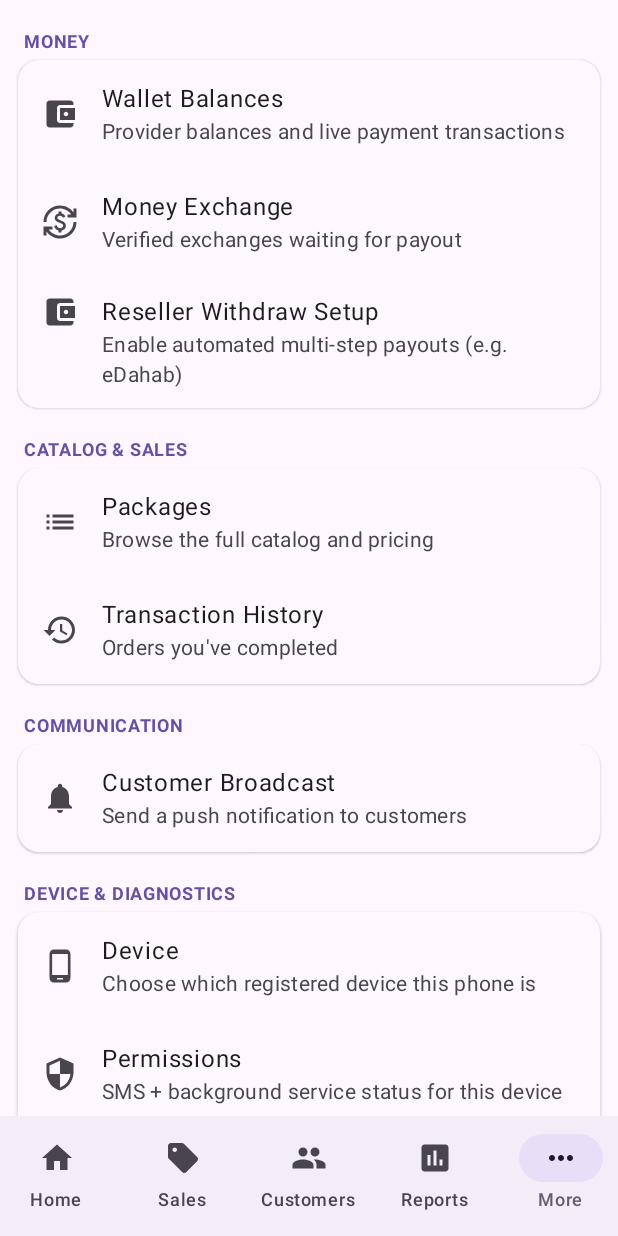
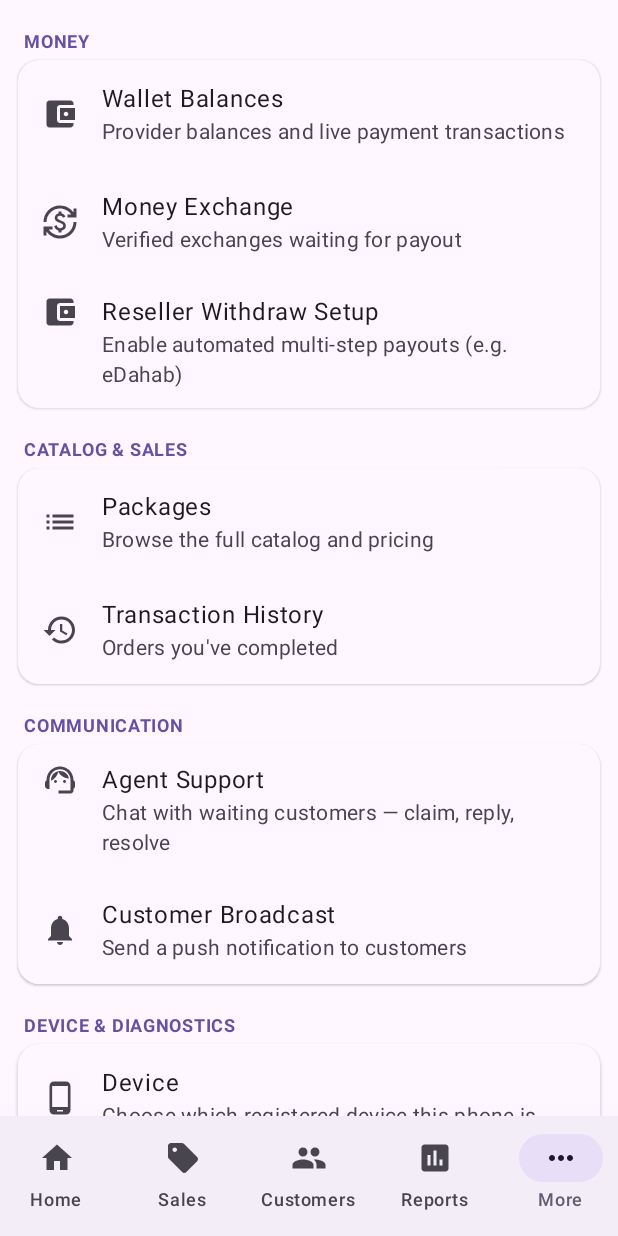
Before and after one commit to waaproltd-spec/Dalab-internet, an Android app built with Jetpack Compose: the composable AgentHome shown on its own in the app's theme, item 5 of the bottom bar chosen, on a phone screen of 412 x 824 dp. Run offline under Robolectric (Android 15) with nearby library versions, the phone set to English and light mode, and no system bars; libraries missing offline, so code that uses them is left out: okhttp3.sse; network calls fail; 7 statements that could not run were skipped.

Commit message:
Add Agent Support to the Agent App (Home, More, live chat)
Build #167 shipped the Agent Support queue backend + Admin Dashboard
panel with no agent-facing entry point in the native app at all --
not on Home, Notifications, or More. Adds a full agent-side
experience reusing the exact same /agent/support/* routes and SSE
stream (agent/orders/stream via AgentEventBus, which now also carries
support_conversation.updated) every other screen already depends on:

- Home: a Support quick-action card next to Wallet/Money Exchange,
  badged with the live waiting-customer count (SupportQueueState,
  refreshed the same way the notification bell's unread count is).
- More > Communication: an "Agent Support" entry alongside Customer
  Broadcast.
- New SupportScreen: online/offline toggle, the waiting-customer list
  with Claim Next / claim-specific, and -- once assigned -- the full
  chat thread with a reply box and Resolve/Close. Going offline
  mid-conversation is entirely server-driven (support.routes.ts's PUT
  /support/status already reassigns it back to the queue); refresh()
  after every action just reflects whatever state the backend settled
  on, so this UI can't get out of sync with the FIFO queue.

New: data/Models.kt (SupportConversation, SupportMessage), 9 Retrofit
methods + DTOs in network/ApiService.kt, support/SupportQueueState.kt,
ui/SupportScreen.kt. No changes to SMS Listening, Wallet, Money
Exchange, Sales, Customers, or Reports.

```diff
--- a/agent-app/app/src/main/java/com/dalab/internet/MainActivity.kt
+++ b/agent-app/app/src/main/java/com/dalab/internet/MainActivity.kt
@@ -30,6 +30,7 @@ import androidx.compose.material.icons.filled.People
 import androidx.compose.material.icons.filled.Security
 import androidx.compose.material.icons.filled.Sell
 import androidx.compose.material.icons.filled.Speed
+import androidx.compose.material.icons.filled.SupportAgent
 import androidx.compose.material3.*
 import androidx.compose.runtime.*
 import androidx.compose.ui.Modifier
@@ -66,6 +67,7 @@ import com.dalab.internet.ui.ReliabilityDashboardScreen
 import com.dalab.internet.ui.ReliabilitySetupScreen
 import com.dalab.internet.ui.ReportsScreen
 import com.dalab.internet.ui.SmsPermissionScreen
+import com.dalab.internet.ui.SupportScreen
 import com.dalab.internet.ui.TransactionHistoryScreen
 import com.dalab.internet.ui.WalletDashboardScreen
 import kotlinx.coroutines.launch
@@ -131,7 +133,7 @@ class MainActivity : ComponentActivity() {
     }
 }
 
-private enum class Screen { PERMISSIONS, DEVICE_SETUP, AUTHENTICATING, RELIABILITY_SETUP, HOME, ORDER_DETAIL, PACKAGES, TRANSACTIONS, WALLET, DIAGNOSTICS, PERMISSIONS_STATUS, RELIABILITY_DASHBOARD, EXCHANGE_LIST, EXCHANGE_DETAIL, EXCHANGE_SETUP, NOTIFICATIONS, ALERTS, RESELLER_WITHDRAWAL_INTERACTIVE_SETUP }
+private enum class Screen { PERMISSIONS, DEVICE_SETUP, AUTHENTICATING, RELIABILITY_SETUP, HOME, ORDER_DETAIL, PACKAGES, TRANSACTIONS, WALLET, DIAGNOSTICS, PERMISSIONS_STATUS, RELIABILITY_DASHBOARD, EXCHANGE_LIST, EXCHANGE_DETAIL, EXCHANGE_SETUP, NOTIFICATIONS, ALERTS, RESELLER_WITHDRAWAL_INTERACTIVE_SETUP, SUPPORT }
 private enum class HomeTab { ORDERS, SALES, CUSTOMERS, REPORTS, MORE }
 
 @Composable
@@ -240,6 +242,7 @@ private fun AgentApp() {
             onOpenNotifications = { screen = Screen.NOTIFICATIONS },
             onOpenAlerts = { screen = Screen.ALERTS },
             onOpenResellerWithdrawalSetup = { screen = Screen.RESELLER_WITHDRAWAL_INTERACTIVE_SETUP },
+            onOpenSupport = { screen = Screen.SUPPORT },
         )
 
         Screen.ORDER_DETAIL -> selectedOrder?.let { order ->
@@ -283,6 +286,8 @@ private fun AgentApp() {
         Screen.ALERTS -> AlertsScreen(onBack = { screen = Screen.HOME })
 
         Screen.RESELLER_WITHDRAWAL_INTERACTIVE_SETUP -> ResellerWithdrawalInteractiveAccessibilitySetupScreen(onBack = { screen = Screen.HOME })
+
+        Screen.SUPPORT -> SupportScreen(onBack = { screen = Screen.HOME })
     }
 }
 
@@ -308,6 +313,7 @@ private fun AgentHome(
     onOpenNotifications: () -> Unit,
     onOpenAlerts: () -> Unit,
     onOpenResellerWithdrawalSetup: () -> Unit,
+    onOpenSupport: () -> Unit,
 ) {
     var tab by remember { mutableStateOf(HomeTab.ORDERS) }
 
@@ -354,6 +360,7 @@ private fun AgentHome(
                     onOpenAlerts = onOpenAlerts,
                     onOpenWallet = onOpenWallet,
                     onOpenMoneyExchange = onOpenMoneyExchange,
+                    onOpenSupport = onOpenSupport,
                 )
                 HomeTab.SALES -> NewSaleScreen()
                 HomeTab.CUSTOMERS -> CustomersScreen()
@@ -369,6 +376,7 @@ private fun AgentHome(
                     onOpenMoneyExchange = onOpenMoneyExchange,
                     onOpenNotifications = onOpenNotifications,
                     onOpenResellerWithdrawalSetup = onOpenResellerWithdrawalSetup,
+                    onOpenSupport = onOpenSupport,
                 )
             }
         }
@@ -393,6 +401,7 @@ private fun MoreScreen(
     onOpenMoneyExchange: () -> Unit,
     onOpenNotifications: () -> Unit,
     onOpenResellerWithdrawalSetup: () -> Unit,
+    onOpenSupport: () -> Unit,
 ) {
     Column(modifier = Modifier.fillMaxSize().verticalScroll(rememberScrollState())) {
         MoreSection(title = "Money") {
@@ -430,6 +439,12 @@ private fun MoreScreen(
             )
         }
         MoreSection(title = "Communication") {
+            MoreItem(
+                title = "Agent Support",
+                subtitle = "Chat with waiting customers — claim, reply, resolve",
+                icon = Icons.Filled.SupportAgent,
+                onClick = onOpenSupport,
+            )
             MoreItem(
                 title = "Customer Broadcast",
                 subtitle = "Send a push notification to customers",
--- a/agent-app/app/src/main/java/com/dalab/internet/network/ApiService.kt
+++ b/agent-app/app/src/main/java/com/dalab/internet/network/ApiService.kt
@@ -11,6 +11,7 @@ import com.dalab.internet.data.PackageItem
 import com.dalab.internet.data.ResellerWithdrawalPendingPayout
 import com.dalab.internet.data.ResellerWithdrawalSimRoutingEntry
 import com.dalab.internet.data.SmsLogEntry
+import com.dalab.internet.data.SupportConversation
 import com.dalab.internet.data.Transaction
 import com.dalab.internet.data.AgentNotification
 import com.dalab.internet.data.AgentPaymentTransaction
@@ -102,6 +103,14 @@ data class DialAttemptStartResponse(val id: String)
 // "Failed" moments before a later retry might still succeed.
 data class DialAttemptResultRequest(val status: String, val responseMessage: String?, val isFinalAttempt: Boolean = true)
 data class DialAttemptResultResponse(val id: String, val status: String)
+// ---------------- Agent Support ----------------
+
+data class SupportStatusResponse(val online: Boolean, val activeConversationId: String? = null)
+data class SupportStatusUpdateRequest(val online: Boolean)
+data class SupportClaimNextResponse(val claimed: SupportConversation? = null)
+data class SupportSendMessageRequest(val message: String)
+data class SupportEndConversationResponse(val ended: Boolean, val next: SupportConversation? = null)
+
 data class CreateCustomerRequest(val phone: String, val name: String? = null)
 data class CreateSaleRequest(
     val customerPhone: String,
@@ -200,6 +209,39 @@ interface ApiService {
 
     @GET("notifications/campaigns")
     suspend fun getNotificationCampaigns(): Response<List<NotificationCampaign>>
+
+    // ---------------- Agent Support ----------------
+    // Same routes the Admin Dashboard's "Agent Support" panel uses (registered
+    // at both /admin/support/... and /agent/support/... by support.routes.ts's
+    // dual() helper) — any online field agent may claim/handle a conversation,
+    // same as any staff member with the support.manage permission.
+
+    @GET("agent/support/status")
+    suspend fun getSupportStatus(): Response<SupportStatusResponse>
+
+    @PUT("agent/support/status")
+    suspend fun setSupportStatus(@Body body: SupportStatusUpdateRequest): Response<SupportStatusResponse>
+
+    @GET("agent/support/queue")
+    suspend fun getSupportQueue(): Response<List<SupportConversation>>
+
+    @GET("agent/support/conversations/{id}")
+    suspend fun getSupportConversation(@Path("id") id: String): Response<SupportConversation>
+
+    @POST("agent/support/claim-next")
+    suspend fun claimNextSupportConversation(): Response<SupportClaimNextResponse>
+
+    @POST("agent/support/conversations/{id}/claim")
+    suspend fun claimSupportConversation(@Path("id") id: String): Response<SupportConversation>
+
+    @POST("agent/support/conversations/{id}/messages")
+    suspend fun sendSupportMessage(@Path("id") id: String, @Body body: SupportSendMessageRequest): Response<SupportConversation>
+
+    @POST("agent/support/conversations/{id}/resolve")
+    suspend fun resolveSupportConversation(@Path("id") id: String): Response<SupportEndConversationResponse>
+
+    @POST("agent/support/conversations/{id}/close")
+    suspend fun closeSupportConversation(@Path("id") id: String): Response<SupportEndConversationResponse>
 
     @GET("agent/sim-routing")
     suspend fun getSimRouting(@Query("deviceId") deviceId: String? = null): Response<List<SimRoutingEntry>>
--- /dev/null
+++ b/agent-app/app/src/main/java/com/dalab/internet/support/SupportQueueState.kt
@@ -0,0 +1,23 @@
+package com.dalab.internet.support
+
+import com.dalab.internet.data.SupportConversation
+import kotlinx.coroutines.flow.MutableStateFlow
+import kotlinx.coroutines.flow.StateFlow
+import kotlinx.coroutines.flow.asStateFlow
+
+/**
+ * How many customers are currently waiting for a support agent (GET
+ * /agent/support/queue returns exactly the queued+pending rows), for the
+ * Home/More badge. Refreshed opportunistically alongside the notification
+ * unread count (see AgentAlertsState) — whenever OrdersListScreen loads or
+ * an order/support event arrives over the existing SSE stream — rather than
+ * its own separate polling loop.
+ */
+object SupportQueueState {
+    private val _waitingCount = MutableStateFlow(0)
+    val waitingCount: StateFlow<Int> = _waitingCount.asStateFlow()
+
+    fun update(queue: List<SupportConversation>) {
+        _waitingCount.value = queue.size
+    }
+}
--- a/agent-app/app/src/main/java/com/dalab/internet/ui/OrdersListScreen.kt
+++ b/agent-app/app/src/main/java/com/dalab/internet/ui/OrdersListScreen.kt
@@ -22,6 +22,7 @@ import androidx.compose.material.icons.filled.CurrencyExchange
 import androidx.compose.material.icons.filled.Notifications
 import androidx.compose.material.icons.filled.Refresh
 import androidx.compose.material.icons.filled.SettingsInputAntenna
+import androidx.compose.material.icons.filled.SupportAgent
 import androidx.compose.material3.*
 import androidx.compose.runtime.*
 import androidx.compose.ui.Alignment
@@ -41,6 +42,7 @@ import com.dalab.internet.network.ApiClient
 import com.dalab.internet.network.ConnectionState
 import com.dalab.internet.notifications.AgentAlertsState
 import com.dalab.internet.service.AgentBackgroundService
+import com.dalab.internet.support.SupportQueueState
 import com.dalab.internet.ussd.SimRoutingRepository
 import com.dalab.internet.ussd.SimSlotResult
 import com.dalab.internet.ussd.UssdOrchestrator
@@ -71,6 +73,7 @@ fun OrdersListScreen(
     onOpenAlerts: () -> Unit = {},
     onOpenWallet: () -> Unit = {},
     onOpenMoneyExchange: () -> Unit = {},
+    onOpenSupport: () -> Unit = {},
 ) {
     val context = LocalContext.current
     var orders by remember { mutableStateOf<List<Order>>(emptyList()) }
@@ -83,6 +86,7 @@ fun OrdersListScreen(
     var resultMessage by remember { mutableStateOf<String?>(null) }
     val connectionState by AgentEventBus.connectionState.collectAsState()
     val unreadAlerts by AgentAlertsState.unreadCount.collectAsState()
+    val waitingSupportCustomers by SupportQueueState.waitingCount.collectAsState()
     val scope = rememberCoroutineScope()
     val orchestrator = remember { UssdOrchestrator(context) }
 
@@ -99,6 +103,15 @@ fun OrdersListScreen(
             try {
                 val notifications = ApiClient.service.getNotifications().body().orEmpty()
                 AgentAlertsState.updateUnreadCount(notifications)
+            } catch (_: Exception) {
+                // Badge just keeps its last known count on failure.
+            }
+            try {
+                // Any agent (online or not) can see how many customers are
+                // waiting -- requireSupportActor() only gates claiming, not
+                // viewing the queue -- so this is safe to fetch unconditionally.
+                val supportQueue = ApiClient.service.getSupportQueue().body().orEmpty()
+                SupportQueueState.update(supportQueue)
             } catch (_: Exception) {
                 // Badge just keeps its last known count on failure.
             }
@@ -177,7 +190,12 @@ fun OrdersListScreen(
                 onOpenAlerts = onOpenAlerts,
             )
 
-            QuickActionsRow(onOpenWallet = onOpenWallet, onOpenMoneyExchange = onOpenMoneyExchange)
+            QuickActionsRow(
+                onOpenWallet = onOpenWallet,
+                onOpenMoneyExchange = onOpenMoneyExchange,
+                onOpenSupport = onOpenSupport,
+                waitingSupportCustomers = waitingSupportCustomers,
+            )
 
             Row(
                 modifier = Modifier.fillMaxWidth().padding(horizontal = 12.dp, vertical = 8.dp),
@@ -360,16 +378,23 @@ private fun NotificationBellButton(unreadCount: Int, onClick: () -> Unit) {
     }
 }
 
-// The two money-facing actions an agent checks constantly but that used to
+// The money-facing actions an agent checks constantly but that used to
 // require a trip into More on every visit — promoted onto Home per the
 // redesign, everything else that's checked far less often (Packages,
-// Device, Diagnostics, ...) stays in More.
+// Device, Diagnostics, ...) stays in More. Agent Support joined this row
+// (rather than staying More-only) specifically so a waiting customer is
+// impossible to miss — its badge is the one thing on Home that demands
+// immediate action, same reasoning as the notification bell up in the
+// header.
 @Composable
-private fun QuickActionsRow(onOpenWallet: () -> Unit, onOpenMoneyExchange: () -> Unit) {
-    Row(
-        modifier = Modifier.fillMaxWidth().padding(horizontal = 16.dp, vertical = 12.dp),
-        horizontalArrangement = Arrangement.spacedBy(12.dp),
+private fun QuickActionsRow(
+    onOpenWallet: () -> Unit,
+    onOpenMoneyExchange: () -> Unit,
+    onOpenSupport: () -> Unit,
+    waitingSupportCustomers: Int,
 ) {
+    Column(modifier = Modifier.fillMaxWidth().padding(horizontal = 16.dp, vertical = 12.dp)) {
+        Row(horizontalArrangement = Arrangement.spacedBy(12.dp), modifier = Modifier.fillMaxWidth()) {
             QuickActionCard(
                 icon = Icons.Filled.AccountBalanceWallet,
                 label = "Wallet",
@@ -383,6 +408,19 @@ private fun QuickActionsRow(onOpenWallet: () -> Unit, onOpenMoneyExchange: () ->
                 modifier = Modifier.weight(1f),
             )
         }
+        Spacer(Modifier.height(12.dp))
+        QuickActionCard(
+            icon = Icons.Filled.SupportAgent,
+            label = if (waitingSupportCustomers > 0) {
+                "Agent Support — $waitingSupportCustomers waiting"
+            } else {
+                "Agent Support"
+            },
+            onClick = onOpenSupport,
+            modifier = Modifier.fillMaxWidth(),
+            badgeCount = waitingSupportCustomers,
+        )
+    }
 }
 
 @Composable
@@ -391,10 +429,11 @@ private fun QuickActionCard(
     label: String,
     onClick: () -> Unit,
     modifier: Modifier = Modifier,
+    badgeCount: Int = 0,
 ) {
     Surface(
         onClick = onClick,
-        color = MaterialTheme.colorScheme.surfaceVariant,
+        color = if (badgeCount > 0) MaterialTheme.colorScheme.errorContainer else MaterialTheme.colorScheme.surfaceVariant,
         shape = RoundedCornerShape(14.dp),
         modifier = modifier.heightIn(min = 56.dp),
     ) {
@@ -402,7 +441,13 @@ private fun QuickActionCard(
             modifier = Modifier.fillMaxSize().padding(horizontal = 14.dp),
             verticalAlignment = Alignment.CenterVertically,
         ) {
+            if (badgeCount > 0) {
+                BadgedBox(badge = { Badge(containerColor = Color(0xFFF87171)) { Text(if (badgeCount > 9) "9+" else badgeCount.toString()) } }) {
                     Icon(icon, contentDescription = null, tint = DalabIndigo, modifier = Modifier.size(20.dp))
+                }
+            } else {
+                Icon(icon, contentDescription = null, tint = DalabIndigo, modifier = Modifier.size(20.dp))
+            }
             Spacer(Modifier.width(10.dp))
             Text(label, style = MaterialTheme.typography.labelLarge, fontWeight = FontWeight.SemiBold)
         }
```
Also changed, not shown: agent-app/app/src/main/java/com/dalab/internet/data/Models.kt (+48 -0 lines), agent-app/app/src/main/java/com/dalab/internet/ui/SupportScreen.kt (added, +414 -0 lines). Lines whose indentation alone changed are shown as unchanged.
